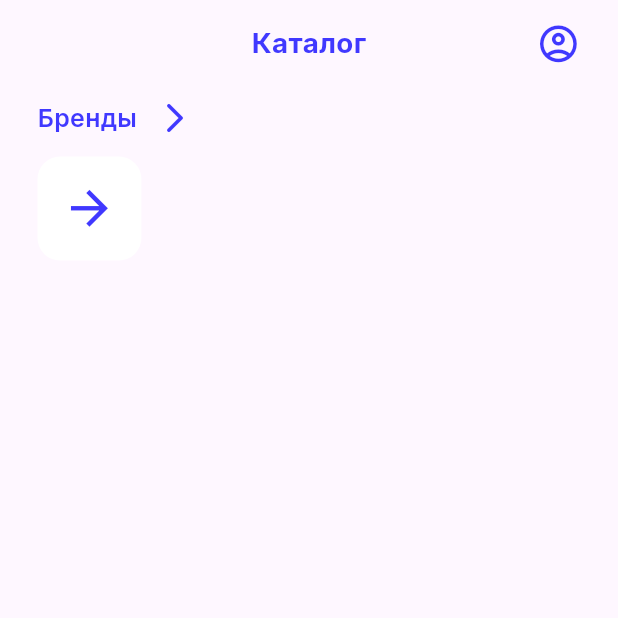
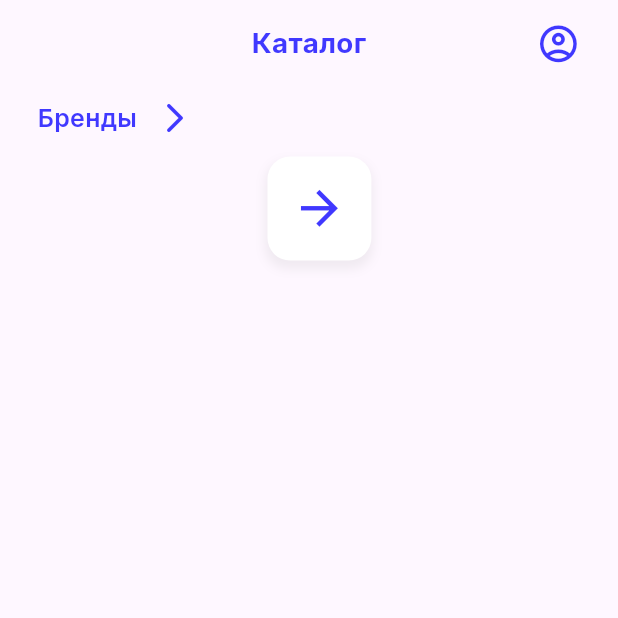
Before and after one commit to ExeLisor/Mashinki, a Flutter app: the first screen one second after launch, on a phone screen of 412 x 824 dp, the top half of it. Run offline on Flutter 3.47's test engine with Material 3 defaults, Android fonts, the phone set to English and light mode, and no system bars; our stand-ins replace cached_network_image, dio, firebase_analytics, firebase_core, firebase_remote_config, flutter_svg and 9 more; missing offline and left inert: alphabet_list_view; accounts and stored records are empty; network calls fail.

Commit message:
Refactored marks widget

```diff
--- a/lib/screens/brand_screen/widgets/alphabet_widget.dart
+++ b/lib/screens/brand_screen/widgets/alphabet_widget.dart
@@ -10,7 +10,7 @@ class AlphabetWidget extends StatelessWidget {
             options: AlphabetListViewOptions(
               listOptions: ListOptions(
                 stickySectionHeader: false,
-                padding: EdgeInsets.zero,
+                padding: EdgeInsets.symmetric(horizontal: 25.w),
                 topOffset: 0,
                 listHeaderBuilder: (context, symbol) => Padding(
                   padding: EdgeInsets.only(bottom: 12.0.h),
--- a/lib/screens/home_screen/home_screen.dart
+++ b/lib/screens/home_screen/home_screen.dart
@@ -21,8 +21,6 @@ class HomeScreen extends StatelessWidget {
   Widget _bottomBar() => HomeScreenBottomBarWidget();
 
   Widget _homeScreen() => SingleChildScrollView(
-        child: Padding(
-          padding: EdgeInsets.symmetric(horizontal: 25.w),
         child: Column(
           children: [
             const TopBar(
@@ -52,7 +50,6 @@ class HomeScreen extends StatelessWidget {
             // CarsCatalogListWidget(),
           ],
         ),
-        ),
       );
 
   Widget _body() => Obx(
--- a/lib/screens/home_screen/widgets/marks_widget.dart
+++ b/lib/screens/home_screen/widgets/marks_widget.dart
@@ -33,6 +33,8 @@ class MarksWidget extends StatelessWidget {
 
   Widget _marksWidgetTitle() => GestureDetector(
         onTap: _navigateToBrandScreen,
+        child: Padding(
+          padding: EdgeInsets.only(left: 25.0.w),
           child: Row(
             children: [
               GetBuilder<MarksController>(
@@ -53,45 +55,82 @@ class MarksWidget extends StatelessWidget {
               ),
             ],
           ),
+        ),
       );
 
-  Widget _popularMarksList() => SizedBox(
+  Widget _popularMarksList() => GetBuilder<MarksController>(
+        builder: (controller) => SingleChildScrollView(
+          scrollDirection: Axis.horizontal,
+          child: GetBuilder<MarksController>(
+            builder: (controller) => Row(
+              children: [
+                //для того, чтобы при скролле виджет красиво выходил за границы экрана
+                Container(
+                  width: 25.w,
+                ),
+                ...List.generate(
+                  controller.popularMarks.length,
+                  (index) => _markTile(
+                    controller.popularMarks[index],
+                  ),
+                ),
+                _moreMarks()
+              ],
+            ),
+          ),
+        ),
+      );
+
+  Widget _markContainer({Widget? child}) => Container(
+        width: _containerSize,
         height: _containerSize,
-        child: GetBuilder<MarksController>(
-          builder: (controller) => ListView.builder(
-            scrollDirection: Axis.horizontal,
-            itemCount: controller.popularMarks.length + 1,
-            itemBuilder: (context, index) =>
-                index == controller.popularMarks.length
-                    ? _moreMarks()
-                    : _markTile(controller.popularMarks[index]),
+        margin: EdgeInsets.only(right: 12.h, bottom: 10.h),
+        decoration: BoxDecoration(
+          color: Colors.white,
+          borderRadius: BorderRadius.circular(15),
+          boxShadow: [
+            BoxShadow(
+              color: Colors.grey.withOpacity(0.15),
+              spreadRadius: 1,
+              blurRadius: 5,
+              offset: Offset(0, 5.h), // changes position of shadow
+            ),
+          ],
+        ),
+        child: child,
+      );
+
+  Widget _markTile(Mark mark) => _markContainer(
+        child: Center(
+          child: Container(
+            padding: EdgeInsets.all(8.h),
+            child: CachedNetworkImage(
+              imageUrl: "$baseUrl/marks/${mark.id}/logo",
+              fit: BoxFit.contain,
+            ),
           ),
         ),
       );
 
   Widget _moreMarks() => GestureDetector(
         onTap: _navigateToBrandScreen,
-        child: Container(
-            width: _containerSize,
-            decoration: BoxDecoration(
-                borderRadius: BorderRadius.circular(15), color: Colors.white),
+        child: _markContainer(
           child: Center(
             child: Icon(
               Icons.arrow_forward,
               size: 40.h,
               color: primaryColor,
             ),
-            )),
+          ),
+        ),
       );
 
   Widget _marksLoadingWidget() => SizedBox(
         height: _containerSize,
         child: ListView(
-          shrinkWrap: true,
           scrollDirection: Axis.horizontal,
           physics: const NeverScrollableScrollPhysics(),
           children: List.generate(
-            //screen width is divided by the tile width and his margin then plus one for making it more similar to the marks widget
             ((Get.width / (_containerSize + 12.h) + 1)).floor(),
             (int index) => ShimmerWidget(
               child: Container(
@@ -107,32 +146,4 @@ class MarksWidget extends StatelessWidget {
           ),
         ),
       );
-
-  Widget _markTile(Mark mark) => Container(
-        width: _containerSize,
-        margin: EdgeInsets.only(
-          right: 12.h,
-        ),
-        decoration: BoxDecoration(
-          color: Colors.white,
-          borderRadius: BorderRadius.circular(15),
-          boxShadow: [
-            BoxShadow(
-              color: Colors.grey.withOpacity(0.15),
-              spreadRadius: 1,
-              blurRadius: 5,
-              offset: Offset(0, 5.h), // changes position of shadow
-            ),
-          ],
-        ),
-        child: Center(
-          child: Container(
-            padding: EdgeInsets.all(8.h),
-            child: CachedNetworkImage(
-              imageUrl: "$baseUrl/marks/${mark.id}/logo",
-              fit: BoxFit.contain,
-            ),
-          ),
-        ),
-      );
 }
--- a/lib/widgets/search_bar.dart
+++ b/lib/widgets/search_bar.dart
@@ -14,7 +14,7 @@ class CarsSearchBar extends StatelessWidget {
   @override
   Widget build(BuildContext context) {
     return Padding(
-      padding: EdgeInsets.only(bottom: 20.h),
+      padding: EdgeInsets.only(bottom: 20.h, left: 25.h),
       child: Row(
         children: [
           CarsSearchTextField(
--- a/lib/widgets/top_bar.dart
+++ b/lib/widgets/top_bar.dart
@@ -7,7 +7,7 @@ class TopBar extends StatelessWidget {
   @override
   Widget build(BuildContext context) {
     return Padding(
-      padding: EdgeInsets.fromLTRB(0, 15.h, 0, 25.h),
+      padding: EdgeInsets.fromLTRB(25.w, 15.h, 25.w, 25.h),
       child: Row(
         mainAxisAlignment: MainAxisAlignment.spaceBetween,
         children: [
```
Also changed, not shown: lib/screens/brand_screen/brand_screen.dart (+6 -6 lines). Lines whose indentation alone changed are shown as unchanged.
